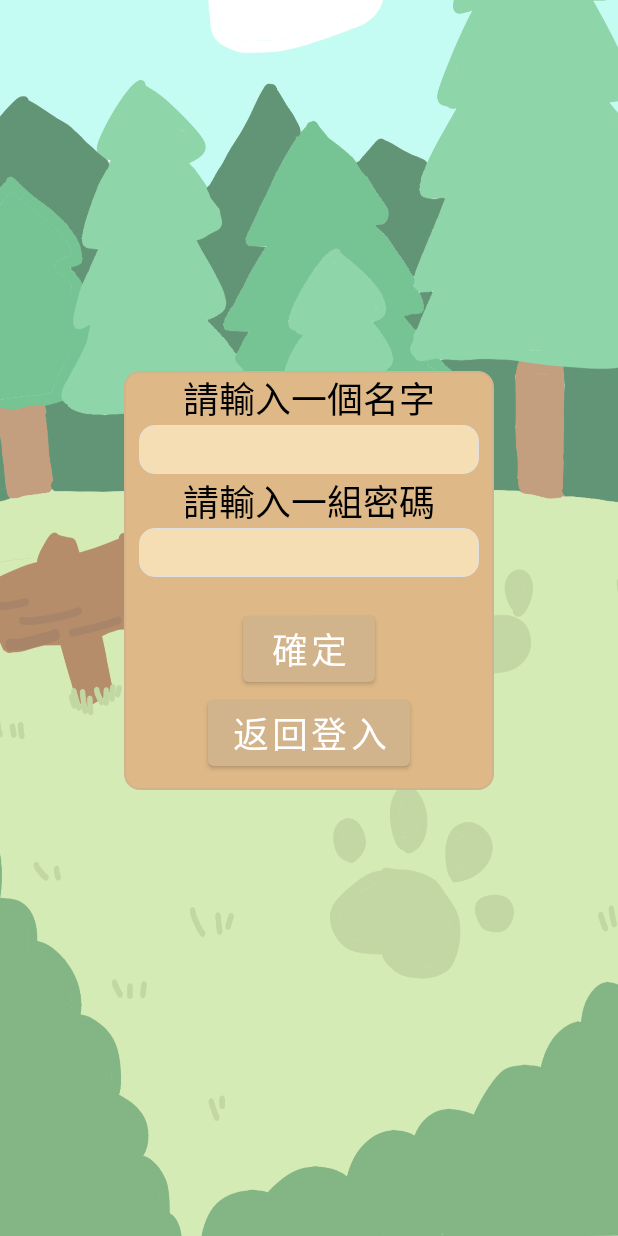
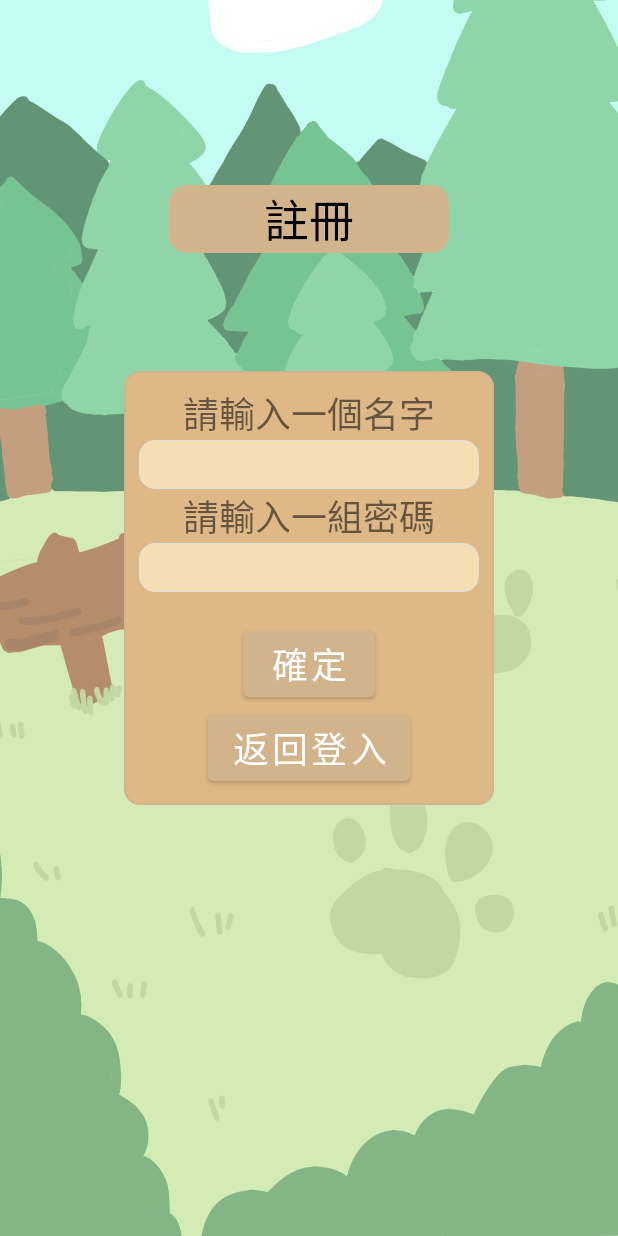
Before and after one commit to SuMingWei/Fit_it, an Android app: the Register screen opened directly, with no data from a screen before it, on a phone screen of 412 x 824 dp. Run offline under Robolectric (Android 15) with nearby library versions, the phone set to English and light mode, and no system bars.

Commit message:
[modify] background

```diff
--- /dev/null
+++ b/app/src/main/res/drawable/title_form.xml
@@ -0,0 +1,10 @@
+<?xml version="1.0" encoding="utf-8"?>
+<selector xmlns:android="http://schemas.android.com/apk/res/android">
+    <item>
+        <shape>
+            <stroke android:width="3dp" android:color="@color/tan" /><!--边框颜色-->
+            <solid android:color="@color/tan" /><!--填充色-->
+            <corners android:radius="10dp" />
+        </shape>
+    </item>
+</selector>
--- a/app/src/main/res/layout/activity_register.xml
+++ b/app/src/main/res/layout/activity_register.xml
@@ -14,7 +14,14 @@
         android:layout_height="match_parent"
         android:orientation="horizontal"
         app:layout_constraintGuide_percent="0.10" />
-    <!--horizonal_45-->
+    <!--horizonal_15-->
+    <androidx.constraintlayout.widget.Guideline
+        android:id="@+id/horizontal_15"
+        android:layout_width="match_parent"
+        android:layout_height="match_parent"
+        android:orientation="horizontal"
+        app:layout_constraintGuide_percent="0.15" />
+    <!--horizonal_30-->
     <androidx.constraintlayout.widget.Guideline
         android:id="@+id/horizontal_30"
         android:layout_width="match_parent"
@@ -43,6 +50,20 @@
         android:orientation="vertical"
         app:layout_constraintGuide_percent="0.80" />
 
+    <TextView
+        android:layout_width="0dp"
+        android:layout_height="wrap_content"
+        android:textSize="30dp"
+        android:textColor="@color/black"
+        android:text="註冊"
+        android:background="@drawable/title_form"
+        android:gravity="center"
+        android:layout_marginLeft="30dp"
+        android:layout_marginRight="30dp"
+        app:layout_constraintTop_toTopOf="@id/horizontal_15"
+        app:layout_constraintLeft_toLeftOf="@id/vertical_20"
+        app:layout_constraintRight_toRightOf="@id/vertical_80"/>
+
     <LinearLayout
         android:layout_width="0dp"
         android:layout_height="wrap_content"
@@ -56,10 +77,10 @@
             android:id="@+id/enter_name"
             android:layout_width="match_parent"
             android:layout_height="wrap_content"
+            android:layout_marginTop="10dp"
             android:gravity="center"
             android:textSize="24dp"
-            android:text="請輸入一個名字"
-            android:textColor="@color/black"/>
+            android:text="請輸入一個名字" />
 
         <EditText
             android:id="@+id/name"
@@ -77,8 +98,7 @@
             android:layout_height="wrap_content"
             android:gravity="center"
             android:textSize="24dp"
-            android:text="請輸入一組密碼"
-            android:textColor="@color/black"/>
+            android:text="請輸入一組密碼" />
 
         <EditText
             android:id="@+id/password"
--- a/app/src/main/res/values/colors.xml
+++ b/app/src/main/res/values/colors.xml
@@ -20,6 +20,9 @@
     <color name="tan">#D2B48C</color><!--茶色 -->
     <color name="chocolate">#D2691E</color><!--巧可力色 -->
     <color name="peru">#CD853F</color><!--秘魯色 -->
+    <color name="saddlebrown">#8B4513</color>
+    <color name="sienna">#A0522D</color>
+    <color name="Russet">#80461B</color>
     <color name="black">#FF000000</color>
     <color name="white">#FFFFFFFF</color>
 </resources>
--- a/app/src/main/res/values/themes.xml
+++ b/app/src/main/res/values/themes.xml
@@ -3,11 +3,11 @@
     <style name="Theme.Fitit" parent="Theme.MaterialComponents.DayNight.NoActionBar">
         <!-- Primary brand color. -->
         <item name="colorPrimary">@color/tan</item>
-        <item name="colorPrimaryVariant">@color/wheat</item>
+        <item name="colorPrimaryVariant">@color/tan</item>
         <item name="colorOnPrimary">@color/white</item>
         <!-- Secondary brand color. -->
         <item name="colorSecondary">@color/tan</item>
-        <item name="colorSecondaryVariant">@color/wheat</item>
+        <item name="colorSecondaryVariant">@color/tan</item>
         <item name="colorOnSecondary">@color/peru</item>
         <!-- Status bar color. -->
         <item name="android:statusBarColor" tools:targetApi="l">?attr/colorPrimaryVariant</item>
```
Also changed, not shown: app/src/main/res/layout/activity_main.xml (+16 -6 lines), app/src/main/res/layout/activity_mission.xml (+1 -11 lines).
